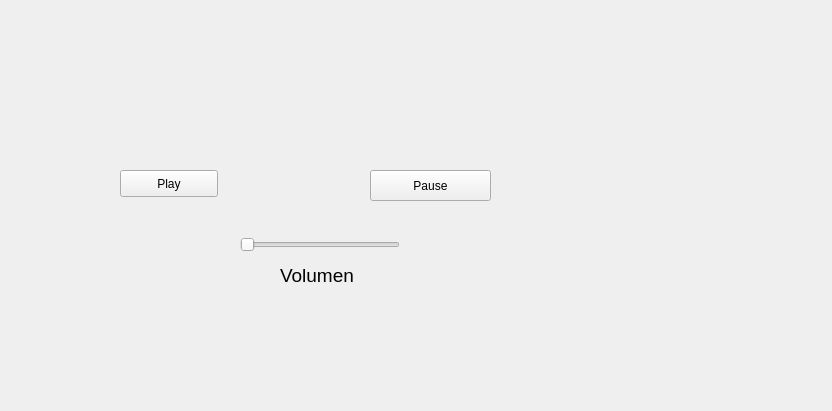
Qt form Qt Recibir Compu/buttonGUI/opengui.ui (DevelopKits/embebidos-grupo7) before a commit.
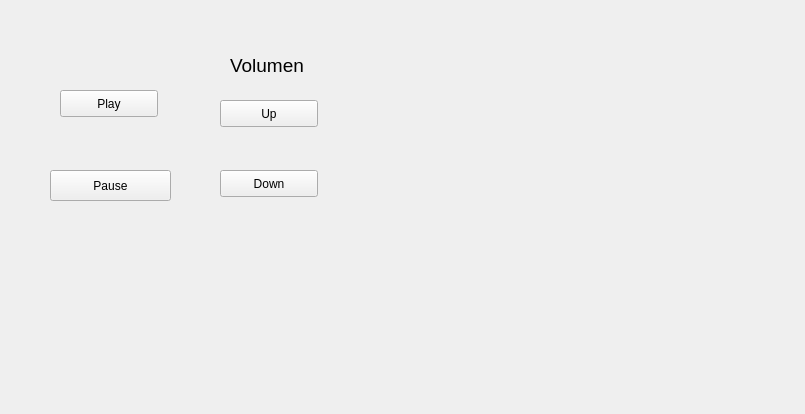
The same form after that commit.

The edit to the form file:
```diff
--- a/Qt Recibir Compu/buttonGUI/opengui.ui
+++ b/Qt Recibir Compu/buttonGUI/opengui.ui
@@ -6,8 +6,8 @@
    <rect>
     <x>0</x>
     <y>0</y>
-    <width>832</width>
-    <height>411</height>
+    <width>805</width>
+    <height>414</height>
    </rect>
   </property>
   <property name="windowTitle">
@@ -16,10 +16,10 @@
   <widget class="QLabel" name="label_1">
    <property name="geometry">
     <rect>
-     <x>280</x>
-     <y>250</y>
-     <width>131</width>
-     <height>51</height>
+     <x>230</x>
+     <y>50</y>
+     <width>81</width>
+     <height>31</height>
     </rect>
    </property>
    <property name="font">
@@ -34,7 +34,7 @@
   <widget class="QPushButton" name="pushButton_1">
    <property name="geometry">
     <rect>
-     <x>370</x>
+     <x>50</x>
      <y>170</y>
      <width>121</width>
      <height>31</height>
@@ -47,8 +47,8 @@
   <widget class="QPushButton" name="pushButton">
    <property name="geometry">
     <rect>
-     <x>120</x>
-     <y>170</y>
+     <x>60</x>
+     <y>90</y>
      <width>98</width>
      <height>27</height>
     </rect>
@@ -57,17 +57,30 @@
     <string>Play</string>
    </property>
   </widget>
-  <widget class="QSlider" name="horizontalSlider">
+  <widget class="QPushButton" name="pushButton_2">
    <property name="geometry">
     <rect>
-     <x>240</x>
-     <y>230</y>
-     <width>160</width>
-     <height>29</height>
+     <x>220</x>
+     <y>100</y>
+     <width>98</width>
+     <height>27</height>
     </rect>
    </property>
-   <property name="orientation">
-    <enum>Qt::Horizontal</enum>
+   <property name="text">
+    <string>Up</string>
+   </property>
+  </widget>
+  <widget class="QPushButton" name="pushButton_3">
+   <property name="geometry">
+    <rect>
+     <x>220</x>
+     <y>170</y>
+     <width>98</width>
+     <height>27</height>
+    </rect>
+   </property>
+   <property name="text">
+    <string>Down</string>
    </property>
   </widget>
  </widget>
```
Left out of the diff: 2 changed lines with no effect on the pictures.
